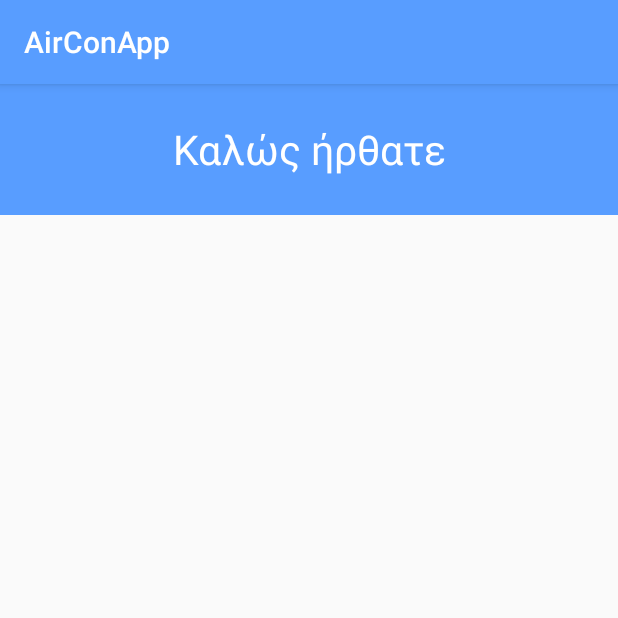
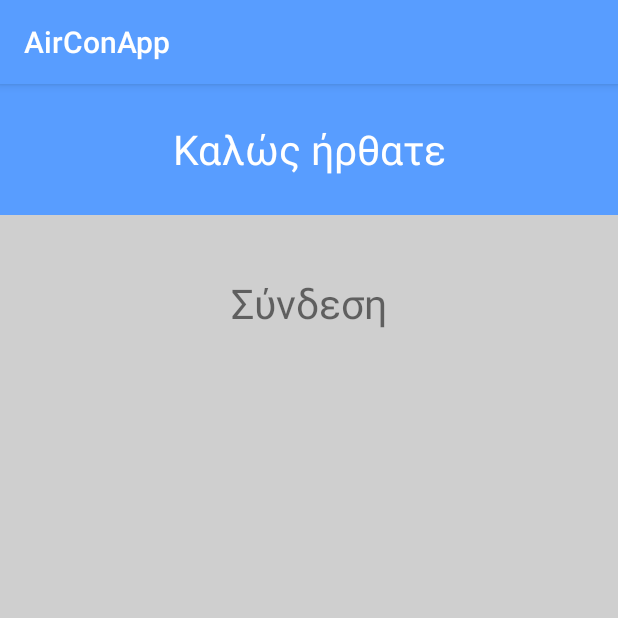
Before and after one commit to CharaGergi/AirConApp, an Android app: the screen it shows after launch (SignInActivity), on a phone screen of 412 x 824 dp, the top half of it. Run offline under Robolectric (Android 15) with nearby library versions, the phone set to English and light mode, and no system bars.

Commit message:
Color testing changes.

```diff
--- a/app/src/main/res/layout/activity_signin.xml
+++ b/app/src/main/res/layout/activity_signin.xml
@@ -4,7 +4,8 @@
     xmlns:tools="http://schemas.android.com/tools"
     android:layout_width="match_parent"
     android:layout_height="match_parent"
-    tools:context=".activities.SignInActivity">
+    tools:context=".activities.SignInActivity"
+    android:background="@color/grey">
 
     <TextView
         android:id="@+id/logo"
@@ -14,11 +15,23 @@
         android:ems="1000"
         android:gravity="center"
         android:text="@string/welcome"
-        android:textColor="#FFFFFF"
+        android:textColor="@color/white"
         android:textSize="27dp"
         app:layout_constraintEnd_toEndOf="parent"
         app:layout_constraintHorizontal_bias="0.0"
         app:layout_constraintStart_toStartOf="parent"
         app:layout_constraintTop_toTopOf="parent" />
 
+    <TextView
+        android:id="@+id/textView"
+        android:layout_width="wrap_content"
+        android:layout_height="wrap_content"
+        android:layout_marginTop="40dp"
+        android:text="@string/login"
+        android:textSize="27dp"
+        app:layout_constraintEnd_toEndOf="parent"
+        app:layout_constraintStart_toStartOf="parent"
+        app:layout_constraintTop_toBottomOf="@+id/logo" />
+
+
 </androidx.constraintlayout.widget.ConstraintLayout>
--- a/app/src/main/res/values/colors.xml
+++ b/app/src/main/res/values/colors.xml
@@ -3,4 +3,6 @@
     <color name="colorPrimary">#589DFF</color>
     <color name="grey">#CFCFCF</color>
     <color name="white">#FFFFFF</color>
+    <color name="darker_grey">#383838</color>
+    <color name="black">#000000</color>
 </resources>
--- a/app/src/main/res/values/strings.xml
+++ b/app/src/main/res/values/strings.xml
@@ -1,8 +1,9 @@
 <resources>
     <string name="app_name">AirConApp</string>
     <string name="welcome">Καλώς ήρθατε</string>
+    <string name="login">Σύνδεση</string>
     <string name="airConName">AirConName</string>
     <string name="airConDetails">Λεπτομέρειες Κλιματιστικού</string>
-    <string name="menu">Μενού</string>
+    <string name="menu">Αρχική Οθόνη</string>
     <string name="profile">Προφίλ</string>
 </resources>
```
